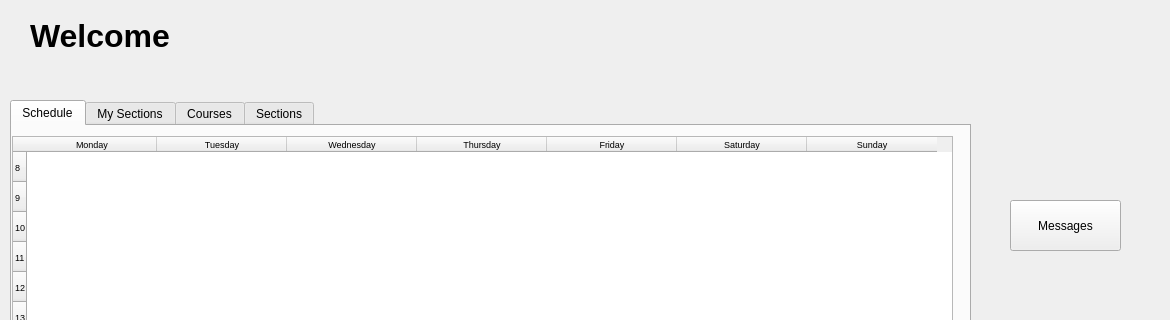
This is PreRegistrationGui/systemwindowstudent.ui in ritaaoun/Preregistration as Qt 5 draws it before an edit; both pictures show x 0 to 1170 and y 0 to 320 of the 1170 by 900 pixel window. The edited form follows.
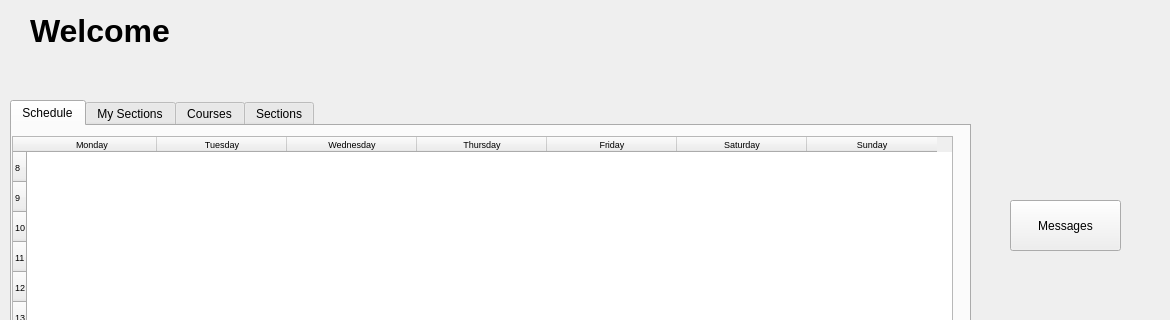
This is the edited form.

What changed in the file:
```diff
--- a/PreRegistrationGui/systemwindowstudent.ui
+++ b/PreRegistrationGui/systemwindowstudent.ui
@@ -426,9 +426,9 @@
     <property name="geometry">
      <rect>
       <x>30</x>
-      <y>-10</y>
+      <y>10</y>
       <width>1141</width>
-      <height>91</height>
+      <height>41</height>
      </rect>
     </property>
     <property name="font">
```
Left out of the diff: 18 changed lines with no effect on the pictures.
